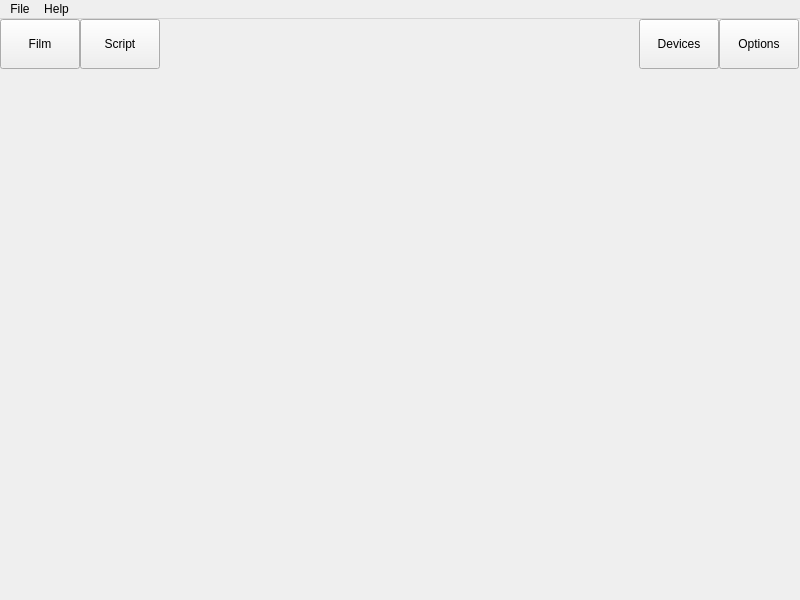
First picture: the form in Graffik/gui/mainwindow.ui, repository DynamicPerception/Graffik_Legacy, before the edit.
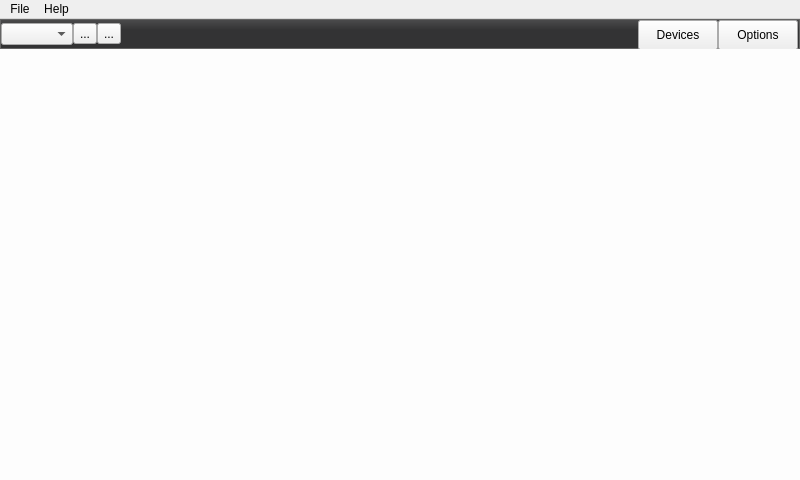
Second picture: the form after the edit.

```diff
--- a/Graffik/gui/mainwindow.ui
+++ b/Graffik/gui/mainwindow.ui
@@ -7,20 +7,37 @@
     <x>0</x>
     <y>0</y>
     <width>800</width>
-    <height>600</height>
+    <height>480</height>
    </rect>
   </property>
+  <property name="minimumSize">
+   <size>
+    <width>800</width>
+    <height>480</height>
+   </size>
+  </property>
   <property name="windowTitle">
    <string>Dynamic Perception Graffik</string>
   </property>
   <property name="styleSheet">
-   <string notr="true"/>
+   <string notr="true">#tabs {
+background:rgb(253,253,253);
+
+}
+
+#headerFrame {
+background-color:qlineargradient(spread:pad, x1:0, y1:0, x2:0, y2:1, stop:0 rgba(77, 77, 78, 255), stop:0.369458 rgba(51, 51, 52, 255));
+border:1px solid;
+border-color:rgb(100, 100, 100);
+}
+
+</string>
   </property>
   <widget class="QWidget" name="centralwidget">
    <property name="styleSheet">
     <string notr="true"/>
    </property>
-   <layout class="QGridLayout" name="gridLayout_2">
+   <layout class="QGridLayout" name="gridLayout_3">
     <property name="margin">
      <number>0</number>
     </property>
@@ -33,45 +50,51 @@
        <number>0</number>
       </property>
       <item row="0" column="0">
-       <widget class="QPushButton" name="filmButton">
+       <widget class="QFrame" name="headerFrame">
         <property name="minimumSize">
          <size>
-          <width>80</width>
-          <height>50</height>
+          <width>0</width>
+          <height>30</height>
          </size>
         </property>
         <property name="maximumSize">
          <size>
-          <width>80</width>
-          <height>50</height>
+          <width>16777215</width>
+          <height>30</height>
          </size>
         </property>
+        <property name="frameShape">
+         <enum>QFrame::StyledPanel</enum>
+        </property>
+        <property name="frameShadow">
+         <enum>QFrame::Raised</enum>
+        </property>
+        <layout class="QGridLayout" name="gridLayout_2">
+         <property name="margin">
+          <number>0</number>
+         </property>
+         <property name="spacing">
+          <number>0</number>
+         </property>
+         <item row="1" column="0">
+          <widget class="QComboBox" name="screenSelCombo"/>
+         </item>
+         <item row="1" column="1">
+          <widget class="QToolButton" name="globalLoadButton">
         <property name="text">
-         <string>Film</string>
+            <string>...</string>
         </property>
        </widget>
       </item>
-      <item row="0" column="3">
+         <item row="1" column="2">
+          <widget class="QToolButton" name="globalSaveButton">
+           <property name="text">
+            <string>...</string>
+           </property>
+          </widget>
+         </item>
+         <item row="1" column="4">
        <widget class="QPushButton" name="netButton">
-        <property name="minimumSize">
-         <size>
-          <width>75</width>
-          <height>50</height>
-         </size>
-        </property>
-        <property name="maximumSize">
-         <size>
-          <width>80</width>
-          <height>50</height>
-         </size>
-        </property>
-        <property name="text">
-         <string>Devices</string>
-        </property>
-       </widget>
-      </item>
-      <item row="0" column="1">
-       <widget class="QPushButton" name="scriptButton">
         <property name="sizePolicy">
          <sizepolicy hsizetype="Minimum" vsizetype="Fixed">
           <horstretch>0</horstretch>
@@ -80,33 +103,33 @@
         </property>
         <property name="minimumSize">
          <size>
-          <width>80</width>
-          <height>50</height>
+             <width>75</width>
+             <height>30</height>
          </size>
         </property>
         <property name="maximumSize">
          <size>
           <width>80</width>
-          <height>50</height>
+             <height>30</height>
          </size>
         </property>
         <property name="text">
-         <string>Script</string>
+            <string>Devices</string>
         </property>
        </widget>
       </item>
-      <item row="0" column="4">
+         <item row="1" column="5">
        <widget class="QPushButton" name="optButton">
         <property name="minimumSize">
          <size>
           <width>80</width>
-          <height>50</height>
+             <height>30</height>
          </size>
         </property>
         <property name="maximumSize">
          <size>
           <width>80</width>
-          <height>50</height>
+             <height>30</height>
          </size>
         </property>
         <property name="text">
@@ -114,7 +137,7 @@
         </property>
        </widget>
       </item>
-      <item row="0" column="5">
+         <item row="1" column="6">
        <spacer name="verticalSpacer">
         <property name="orientation">
          <enum>Qt::Vertical</enum>
@@ -125,12 +148,12 @@
         <property name="sizeHint" stdset="0">
          <size>
           <width>1</width>
-          <height>50</height>
+             <height>30</height>
          </size>
         </property>
        </spacer>
       </item>
-      <item row="0" column="2">
+         <item row="1" column="3">
        <spacer name="horizontalSpacer">
         <property name="orientation">
          <enum>Qt::Horizontal</enum>
@@ -143,7 +166,10 @@
         </property>
        </spacer>
       </item>
-      <item row="1" column="0" colspan="6">
+        </layout>
+       </widget>
+      </item>
+      <item row="1" column="0">
        <widget class="QStackedWidget" name="tabs">
         <property name="layoutDirection">
          <enum>Qt::LeftToRight</enum>
```
Lines whose indentation alone changed are shown as unchanged.
